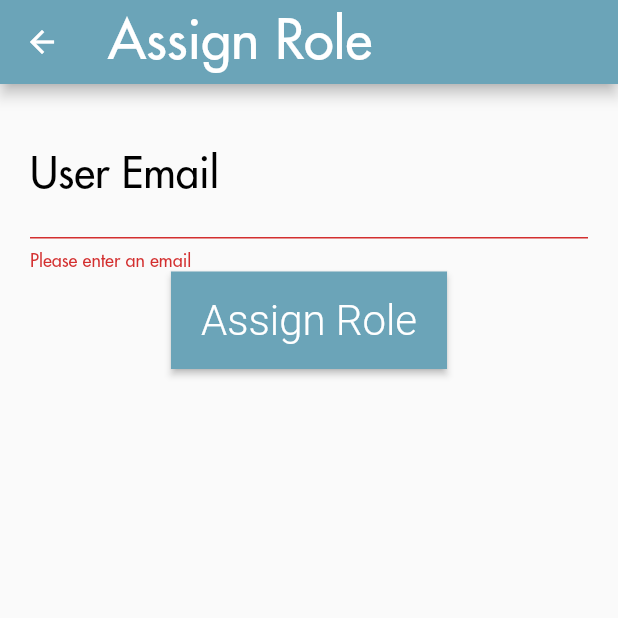
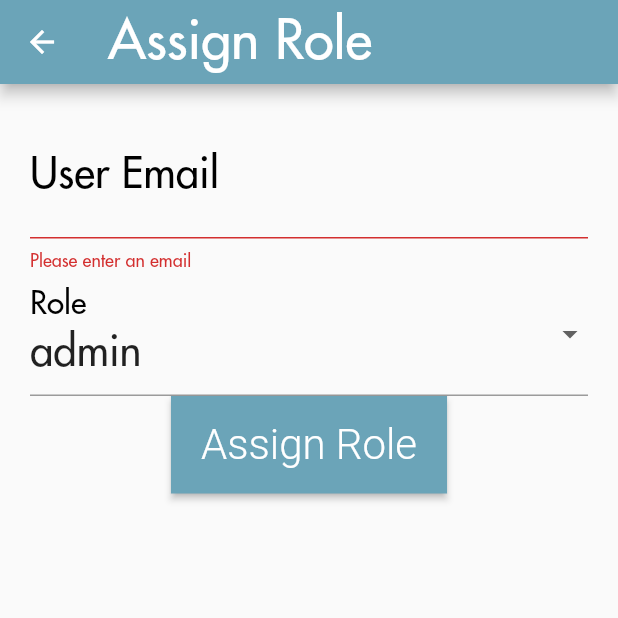
Before and after one commit to Animo-Dashboard/Animo-Coffee, a Flutter app: the AssignRolePage screen opened by its route, after a tap on "Assign Role", on a phone screen of 412 x 824 dp, the top half of it. Run offline on Flutter 3.47's test engine with Material 2 defaults, Android fonts, the phone set to English and light mode, and no system bars; our stand-ins replace cloud_firestore, email_validator, firebase_auth, firebase_core, fl_chart, flutter_blue and 1 more; missing offline and left inert: mailer; accounts and stored records are empty.

Commit message:
Update admin_roleChange_page.dart

```diff
--- a/animo/lib/pages/admin_roleChange_page.dart
+++ b/animo/lib/pages/admin_roleChange_page.dart
@@ -1,5 +1,4 @@
 import 'package:cloud_firestore/cloud_firestore.dart';
-import 'package:firebase_auth/firebase_auth.dart';
 import 'package:flutter/material.dart';
 
 class AssignRolePage extends StatefulWidget {
@@ -10,6 +9,8 @@ class AssignRolePage extends StatefulWidget {
 class AssignRolePageState extends State<AssignRolePage> {
   final GlobalKey<FormState> _formKey = GlobalKey<FormState>();
   final TextEditingController _emailController = TextEditingController();
+  String _selectedRole = 'admin';
+  List<String> _roleList = ['admin', 'dealer', 'user'];
 
   void _assignRole() async {
     if (_formKey.currentState!.validate()) {
@@ -25,7 +26,7 @@ class AssignRolePageState extends State<AssignRolePage> {
         if (userSnapshot.docs.isNotEmpty) {
           // Update the user's role in the Firestore entry
           DocumentReference userDocRef = userSnapshot.docs.first.reference;
-          await userDocRef.update({'role': 'dealer'});
+          await userDocRef.update({'role': _selectedRole});
           print('Role assigned successfully.');
         } else {
           print('User with email $email does not exist.');
@@ -64,6 +65,24 @@ class AssignRolePageState extends State<AssignRolePage> {
                   return null;
                 },
               ),
+              DropdownButtonFormField<String>(
+                value: _selectedRole,
+                onChanged: (newValue) {
+                  setState(() {
+                    _selectedRole = newValue!;
+                  });
+                },
+                items: _roleList.map((role) {
+                  return DropdownMenuItem<String>(
+                    value: role,
+                    child: Text(role),
+                  );
+                }).toList(),
+                decoration: InputDecoration(
+                  labelText: 'Role',
+                  hintText: 'Select the role',
+                ),
+              ),
               ElevatedButton(
                 onPressed: _assignRole,
                 child: Text('Assign Role'),
```
